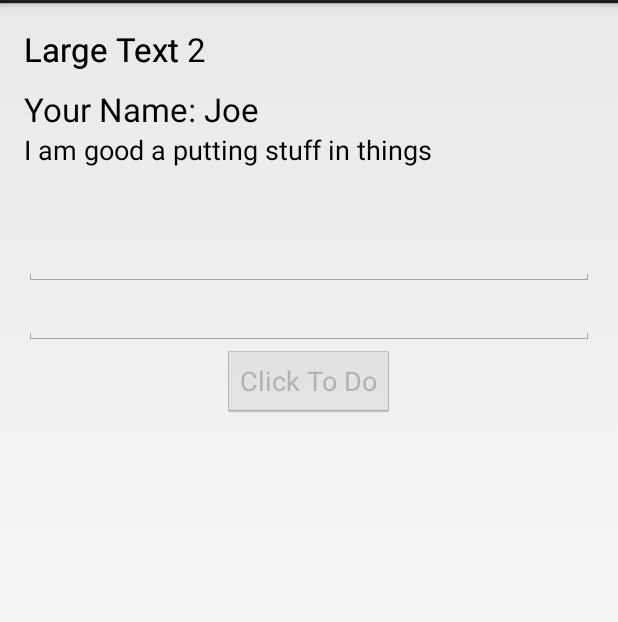
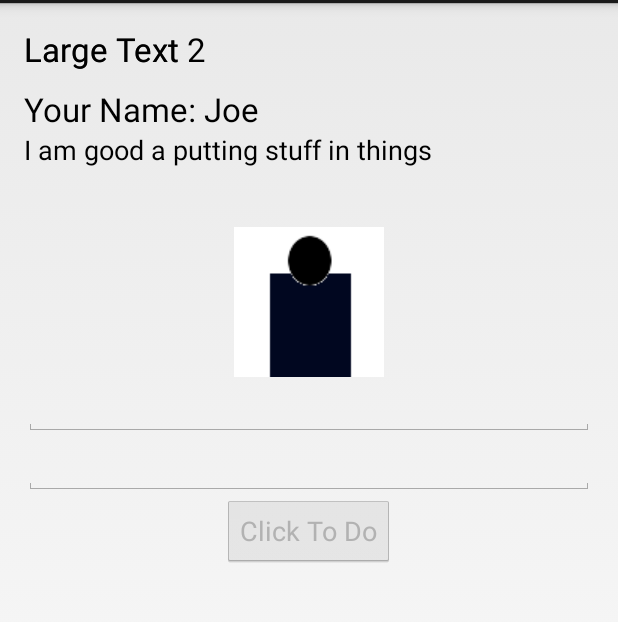
Before and after one commit to Victory/clicker-me-android, an Android app: the screen it shows after launch (MyActivity), on a phone screen of 412 x 824 dp, the part 69-691 px from its top. Run offline under Robolectric (Android 15) with nearby library versions, the phone set to English and light mode, and no system bars.

Commit message:
set image by clicking on dummy image

```diff
--- a/app/src/main/java/victory/sandbox/mytestapp/MyActivity.java
+++ b/app/src/main/java/victory/sandbox/mytestapp/MyActivity.java
@@ -1,6 +1,7 @@
 package victory.sandbox.mytestapp;
 
 import android.app.Activity;
+import android.content.Intent;
 import android.os.Bundle;
 import android.text.Editable;
 import android.text.TextWatcher;
@@ -11,6 +12,7 @@ import android.view.ViewGroup;
 import android.widget.ArrayAdapter;
 import android.widget.Button;
 import android.widget.EditText;
+import android.widget.ImageView;
 import android.widget.ListView;
 import android.widget.TabHost;
 import android.widget.TextView;
@@ -25,6 +27,7 @@ public class MyActivity extends Activity {
     boolean isFirstTabClick = true;
     List<ListfulContent> listfulContent = new ArrayList<ListfulContent>();
     ListView listfulContentView;
+    ImageView addImage;
 
     @Override
     protected void onCreate(Bundle savedInstanceState) {
@@ -69,6 +72,18 @@ public class MyActivity extends Activity {
         final EditText nameInput = (EditText) findViewById(R.id.nameInput);
         final EditText infoInput = (EditText) findViewById(R.id.infoInput);
 
+        addImage = (ImageView) findViewById(R.id.addImageView);
+
+
+        addImage.setOnClickListener(new View.OnClickListener() {
+            @Override
+            public void onClick(View v) {
+                Intent intent = new Intent();
+                intent.setType("image/*");
+                intent.setAction(Intent.ACTION_GET_CONTENT);
+                startActivityForResult(Intent.createChooser(intent, "choose a pic"), 1);
+            }
+        });
 
         clickToDoBtn.setEnabled(false);
 
@@ -110,6 +125,14 @@ public class MyActivity extends Activity {
 
     }
 
+    public void onActivityResult (int reqCode, int resCode, Intent data) {
+        if (resCode == RESULT_OK) {
+            if (reqCode == 1) {
+                addImage.setImageURI(data.getData());
+            }
+        }
+
+    }
 
     private void populateListfulContent () {
         ListfulContent lc = new ListfulContent("Joe", "I am good a putting stuff in things");
--- a/app/src/main/res/layout/activity_my.xml
+++ b/app/src/main/res/layout/activity_my.xml
@@ -50,6 +50,14 @@
                             android:text="@string/firstTab"
                             android:id="@+id/textView" />
 
+                        <ImageView
+                            android:layout_width="100dp"
+                            android:layout_height="100dp"
+                            android:id="@+id/addImageView"
+                            android:layout_gravity="center_horizontal"
+                            android:focusableInTouchMode="true"
+                            android:src="@drawable/add_user" />
+
                         <EditText
                             android:layout_width="match_parent"
                             android:layout_height="wrap_content"
```
Also changed, not shown: app/src/main/res/drawable/add_user.png (added).
